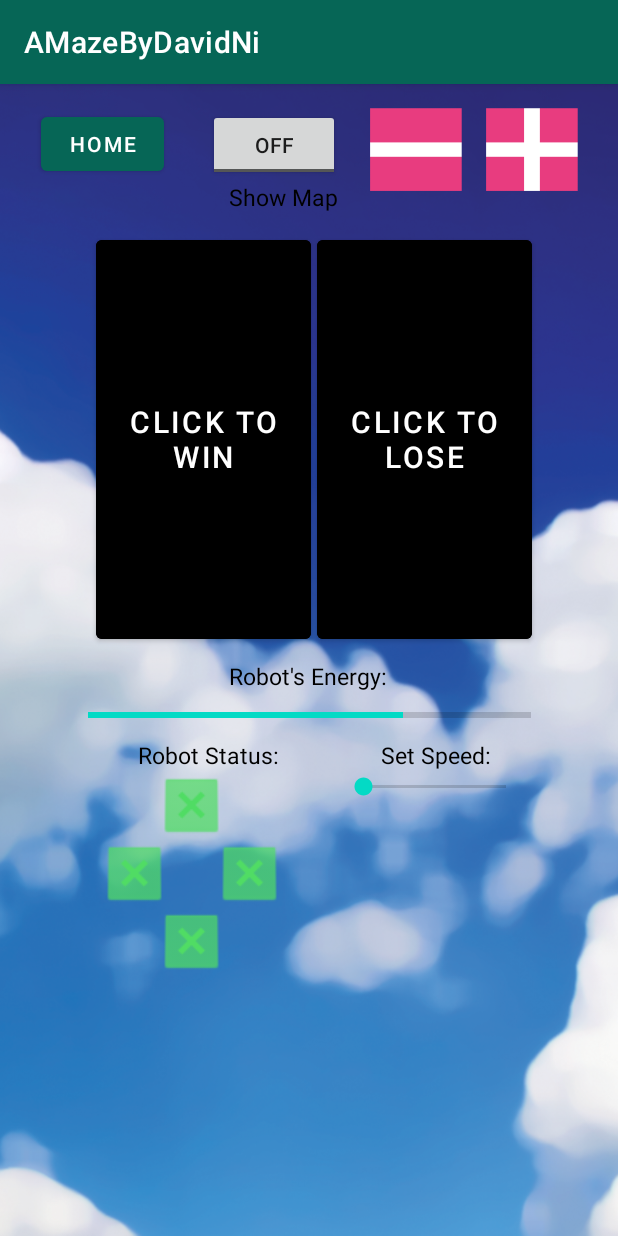
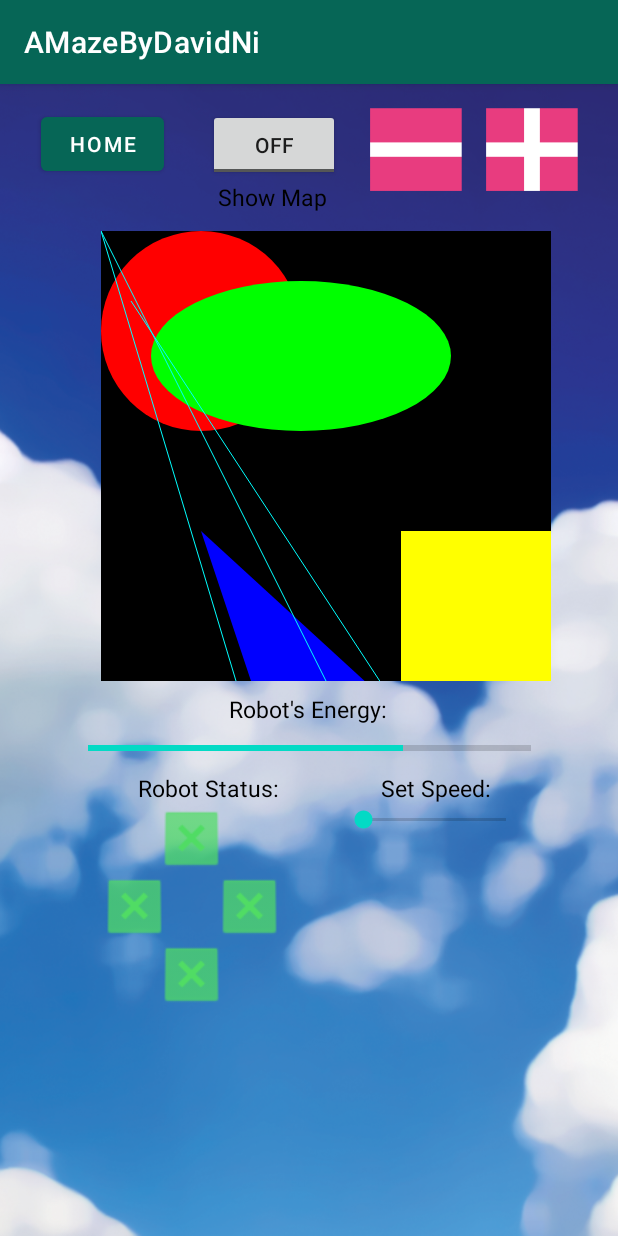
Before and after one commit to Davidn1111/Mobile-Maze-Game, an Android app: the PlayAnimationActivity screen opened directly, with no data from a screen before it, on a phone screen of 412 x 824 dp. Run offline under Robolectric (Android 15) with nearby library versions, the phone set to English and light mode, and no system bars.

Commit message:
Replaced shortcut buttons in PlayAnimationActivity with MazeView

```diff
--- a/app/src/main/java/edu/wm/cs/cs301/DavidNi/gui/MazePanel.java
+++ b/app/src/main/java/edu/wm/cs/cs301/DavidNi/gui/MazePanel.java
@@ -10,9 +10,7 @@ import android.graphics.RectF;
 import android.util.AttributeSet;
 import android.util.Log;
 import android.view.View;
-
 import androidx.core.content.ContextCompat;
-
 import edu.wm.cs.cs301.DavidNi.R;
 
 
--- a/app/src/main/java/edu/wm/cs/cs301/DavidNi/gui/PlayAnimationActivity.java
+++ b/app/src/main/java/edu/wm/cs/cs301/DavidNi/gui/PlayAnimationActivity.java
@@ -216,11 +216,12 @@ public class PlayAnimationActivity extends AppCompatActivity {
         // Toast message about the animation speed selected on the SeekBar, for debugging
         Toast.makeText(getApplicationContext(), "Testing Sensor UI, with all Sensors Operational", Toast.LENGTH_SHORT).show();
 
+        /*
         // ImageButton for going to the win activity. Placeholder for maze game.
         Button goToWin = findViewById(R.id.Go2Winning);
         // Listener for goToWin button
         goToWin.setOnClickListener(new View.OnClickListener() {
-            /**
+            /*
              * Method listens if the "Go2Winning" button (placeholder for the maze game) is pressed.
              * Communicates journey information to WinningActivity before starting it.
              * Journey information uses hardcoded:
@@ -228,17 +229,21 @@ public class PlayAnimationActivity extends AppCompatActivity {
              * shortest path length = 200,
              * energy consumption = 300
              */
+        /*
             @Override
             public void onClick(View view) {
                 goToWinning(100,200,300);
             }
         });
+        TODO remove?
+        */
 
+        /*
         // ImageButton for going to the win activity. Placeholder for maze game.
         Button goToLoss = findViewById(R.id.Go2Losing);
         // Listener for goToWin button
         goToLoss.setOnClickListener(new View.OnClickListener() {
-            /**
+            /*
              * Method listens if the "Go2Losing" button (placeholder for the maze game) is pressed.
              * Communicates journey information to LosingActivity before starting it.
              * Journey information uses hardcoded:
@@ -246,11 +251,14 @@ public class PlayAnimationActivity extends AppCompatActivity {
              * shortest path length = 500,
              * energy consumption = 600
              */
+        /*
             @Override
             public void onClick(View view) {
                 goToLosing(400,500,600);
             }
         });
+        TODO remove?
+        */
     }
 
     /**
--- a/app/src/main/res/layout/activity_play_animation.xml
+++ b/app/src/main/res/layout/activity_play_animation.xml
@@ -20,33 +20,15 @@
         app:layout_constraintTop_toTopOf="parent"
         app:layout_constraintVertical_bias="0.023" />
 
-    <Button
-        android:id="@+id/Go2Winning"
-        android:layout_width="143dp"
-        android:layout_height="278dp"
-        android:layout_marginStart="64dp"
+    <edu.wm.cs.cs301.DavidNi.gui.MazePanel
+        android:id="@+id/activityMaze"
+        android:layout_width="300dp"
+        android:layout_height="300dp"
         android:layout_marginTop="12dp"
-        android:backgroundTint="@color/black"
-        android:text="Click to Win"
-        android:textColor="@color/white"
-        android:textSize="20sp"
+        app:layout_constraintEnd_toEndOf="parent"
+        app:layout_constraintHorizontal_bias="0.6"
         app:layout_constraintStart_toStartOf="parent"
-        app:layout_constraintTop_toBottomOf="@+id/animMapText" />
-
-    <Button
-        android:id="@+id/Go2Losing"
-        android:layout_width="143dp"
-        android:layout_height="278dp"
-        android:layout_marginStart="4dp"
-        android:layout_marginTop="12dp"
-        android:backgroundTint="@color/black"
-        android:text="Click to Lose"
-        android:textColor="@color/white"
-        android:textSize="20sp"
-        app:layout_constraintEnd_toEndOf="parent"
-        app:layout_constraintHorizontal_bias="0.0"
-        app:layout_constraintStart_toEndOf="@id/Go2Winning"
-        app:layout_constraintTop_toBottomOf="@+id/animMapText" />
+        app:layout_constraintTop_toBottomOf="@+id/animMapText"/>
 
     <TextView
         android:id="@+id/animMapText"
@@ -56,7 +38,7 @@
         android:textColor="@color/black"
         android:textSize="15sp"
         app:layout_constraintEnd_toEndOf="parent"
-        app:layout_constraintHorizontal_bias="0.45"
+        app:layout_constraintHorizontal_bias="0.429"
         app:layout_constraintStart_toStartOf="parent"
         app:layout_constraintTop_toBottomOf="@id/animMapButton" />
 
@@ -106,7 +88,7 @@
         app:layout_constraintEnd_toEndOf="parent"
         app:layout_constraintHorizontal_bias="0.498"
         app:layout_constraintStart_toStartOf="parent"
-        app:layout_constraintTop_toBottomOf="@+id/Go2Winning" />
+        app:layout_constraintTop_toBottomOf="@+id/activityMaze" />
 
     <TextView
         android:id="@+id/speedText"
```
